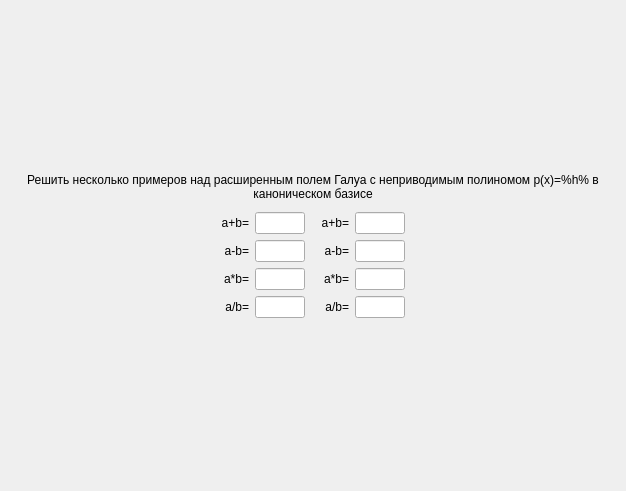
Old version of the form task/screentask3.ui in the repository bukhmastov/gf.
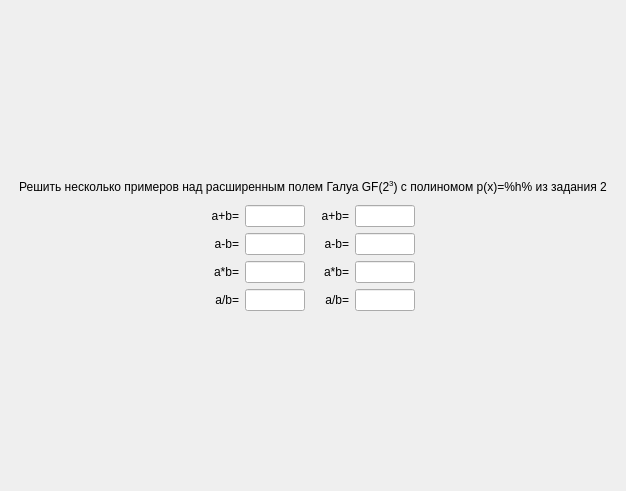
New version of the form.

```diff
--- a/task/screentask3.ui
+++ b/task/screentask3.ui
@@ -47,7 +47,7 @@
         <string notr="true">font: 75 16pt &quot;MS Shell Dlg 2&quot;;</string>
        </property>
        <property name="text">
-        <string>Решить несколько примеров над расширенным полем Галуа с неприводимым полиномом p(x)=%h% в каноническом базисе</string>
+        <string>Решить несколько примеров над расширенным полем Галуа GF(2&lt;sup&gt;3&lt;/sup&gt;) с полиномом p(x)=%h% из задания 2</string>
        </property>
        <property name="alignment">
         <set>Qt::AlignCenter</set>
@@ -111,7 +111,7 @@
          </property>
          <property name="maximumSize">
           <size>
-           <width>50</width>
+           <width>60</width>
            <height>16777215</height>
           </size>
          </property>
@@ -159,7 +159,7 @@
          </property>
          <property name="maximumSize">
           <size>
-           <width>50</width>
+           <width>60</width>
            <height>16777215</height>
           </size>
          </property>
@@ -194,7 +194,7 @@
          </property>
          <property name="maximumSize">
           <size>
-           <width>50</width>
+           <width>60</width>
            <height>16777215</height>
           </size>
          </property>
@@ -281,7 +281,7 @@
          </property>
          <property name="maximumSize">
           <size>
-           <width>50</width>
+           <width>60</width>
            <height>16777215</height>
           </size>
          </property>
@@ -303,7 +303,7 @@
          </property>
          <property name="maximumSize">
           <size>
-           <width>50</width>
+           <width>60</width>
            <height>16777215</height>
           </size>
          </property>
@@ -377,7 +377,7 @@
          </property>
          <property name="maximumSize">
           <size>
-           <width>50</width>
+           <width>60</width>
            <height>16777215</height>
           </size>
          </property>
@@ -412,7 +412,7 @@
          </property>
          <property name="maximumSize">
           <size>
-           <width>50</width>
+           <width>60</width>
            <height>16777215</height>
           </size>
          </property>
@@ -447,7 +447,7 @@
          </property>
          <property name="maximumSize">
           <size>
-           <width>50</width>
+           <width>60</width>
            <height>16777215</height>
           </size>
          </property>
```
